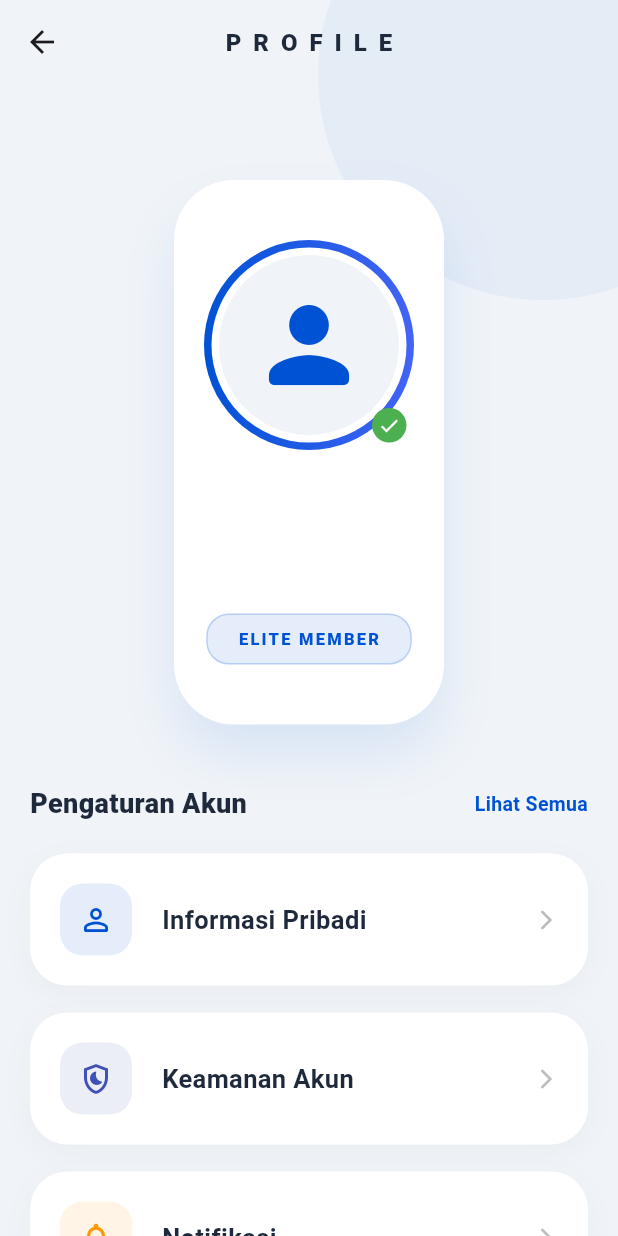
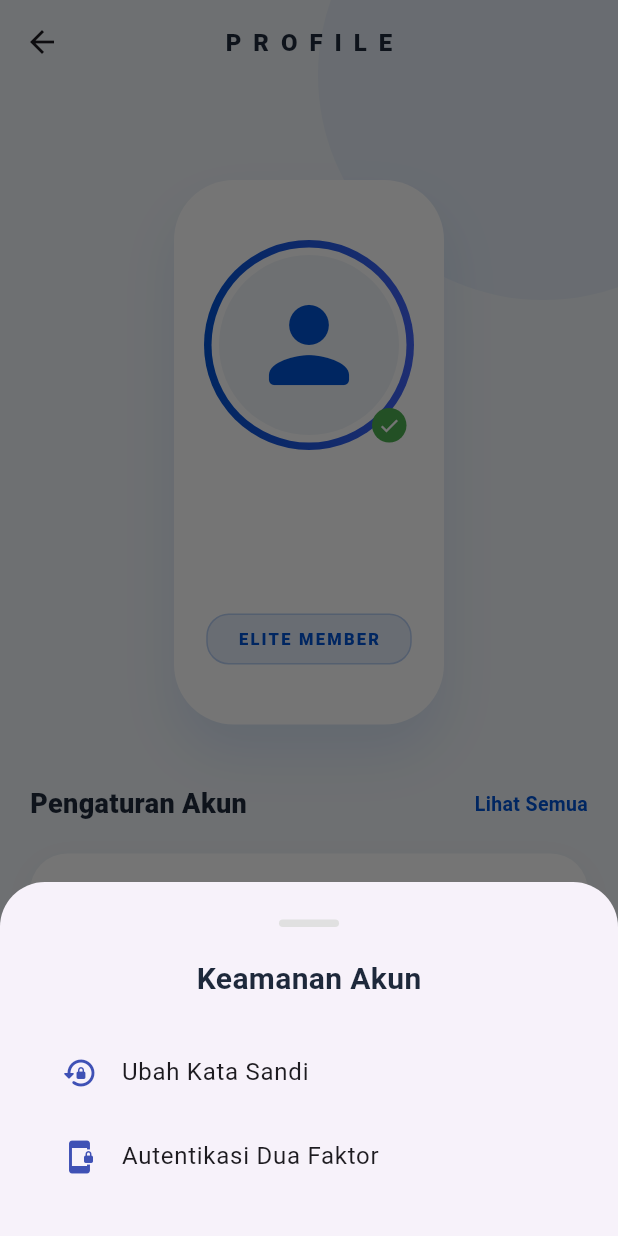
Before and after one commit to adamanugrah2810-ops/uas-mobile, a Flutter app: the ProfilePage screen opened directly, after a tap on "Keamanan Akun", on a phone screen of 412 x 824 dp. Run offline on Flutter 3.47's test engine with Material 3 defaults, Android fonts, the phone set to English and light mode, and no system bars; our stand-ins replace image_picker, shared_preferences; accounts and stored records are empty.

Commit message:
merubah halaman profil lagi

```diff
--- a/lib/pages/profile_page.dart
+++ b/lib/pages/profile_page.dart
@@ -12,11 +12,11 @@ class ProfilePage extends StatefulWidget {
 class _ProfilePageWhiteBlueState extends State<ProfilePage>
     with SingleTickerProviderStateMixin {
   // ========================= LUXURY PALETTE =========================
-  final Color bgCanvas = const Color(0xFFF0F4F8); // Putih Kebiruan Sangat Muda
-  final Color primaryBlue = const Color(0xFF0052D4); // Royal Blue
-  final Color accentBlue = const Color(0xFF4364F7); // Azure Blue
+  final Color bgCanvas = const Color(0xFFF0F4F8);
+  final Color primaryBlue = const Color(0xFF0052D4);
+  final Color accentBlue = const Color(0xFF4364F7);
   final Color cardWhite = Colors.white;
-  final Color textDark = const Color(0xFF1E293B); // Slate Dark
+  final Color textDark = const Color(0xFF1E293B);
 
   // ========================= USER DATA =========================
   String username = "";
@@ -53,32 +53,106 @@ class _ProfilePageWhiteBlueState extends State<ProfilePage>
     _controller.forward();
   }
 
-  // ========================= LOAD USER DARI DATABASE =========================
   Future<void> _loadUserFromDatabase() async {
     final prefs = await SharedPreferences.getInstance();
-
-    // Memberikan delay sedikit agar transisi loading terlihat halus & mewah
     await Future.delayed(const Duration(milliseconds: 800));
 
     setState(() {
-      // Mengambil data sesuai key yang disimpan saat login
       username = prefs.getString("userName") ?? "User Not Found";
       email = prefs.getString("userEmail") ?? "email@database.com";
       isLoading = false;
     });
   }
 
-  // ========================= LOGOUT =========================
   Future<void> _logout() async {
     final prefs = await SharedPreferences.getInstance();
-    await prefs.clear(); // Menghapus semua data session
+    await prefs.clear();
     if (!mounted) return;
-
-    // Kembali ke halaman login dan hapus semua history navigasi
     Navigator.pushNamedAndRemoveUntil(context, '/login', (route) => false);
   }
 
-  // ========================= HEADER LUXURY =========================
+  // ========================= ACTION FUNCTIONS =========================
+
+  void _showProfileInfo() {
+    showDialog(
+      context: context,
+      builder: (context) => AlertDialog(
+        shape: RoundedRectangleBorder(borderRadius: BorderRadius.circular(20)),
+        title: const Text("Informasi Pribadi"),
+        content: Column(
+          mainAxisSize: MainAxisSize.min,
+          crossAxisAlignment: CrossAxisAlignment.start,
+          children: [
+            Text("Nama: $username",
+                style: const TextStyle(fontWeight: FontWeight.bold)),
+            const SizedBox(height: 8),
+            Text("Email: $email"),
+            const SizedBox(height: 8),
+            const Text("Status: Elite Member"),
+          ],
+        ),
+        actions: [
+          TextButton(
+              onPressed: () => Navigator.pop(context),
+              child: const Text("Tutup"))
+        ],
+      ),
+    );
+  }
+
+  void _showSecuritySheet() {
+    showModalBottomSheet(
+      context: context,
+      shape: const RoundedRectangleBorder(
+          borderRadius: BorderRadius.vertical(top: Radius.circular(30))),
+      builder: (context) => Container(
+        padding: const EdgeInsets.all(25),
+        child: Column(
+          mainAxisSize: MainAxisSize.min,
+          children: [
+            Container(
+                width: 40,
+                height: 5,
+                decoration: BoxDecoration(
+                    color: Colors.grey[300],
+                    borderRadius: BorderRadius.circular(10))),
+            const SizedBox(height: 20),
+            Text("Keamanan Akun",
+                style: TextStyle(
+                    fontSize: 20,
+                    fontWeight: FontWeight.bold,
+                    color: textDark)),
+            const SizedBox(height: 20),
+            ListTile(
+              leading:
+                  const Icon(Icons.lock_reset_rounded, color: Colors.indigo),
+              title: const Text("Ubah Kata Sandi"),
+              onTap: () => Navigator.pop(context),
+            ),
+            ListTile(
+              leading: const Icon(Icons.phonelink_lock_rounded,
+                  color: Colors.indigo),
+              title: const Text("Autentikasi Dua Faktor"),
+              onTap: () => Navigator.pop(context),
+            ),
+          ],
+        ),
+      ),
+    );
+  }
+
+  void _contactSupport() {
+    ScaffoldMessenger.of(context).showSnackBar(
+      SnackBar(
+        content: const Text("Menghubungkan ke Pusat Bantuan..."),
+        backgroundColor: primaryBlue,
+        behavior: SnackBarBehavior.floating,
+      ),
+    );
+  }
+
+  // ========================= UI COMPONENTS =========================
+
   Widget _luxHeader() {
     return SlideTransition(
       position: _slideAnim,
@@ -99,7 +173,6 @@ class _ProfilePageWhiteBlueState extends State<ProfilePage>
           ),
           child: Column(
             children: [
-              // AVATAR MEWAH DENGAN RING GRADASI
               Stack(
                 alignment: Alignment.center,
                 children: [
@@ -108,18 +181,15 @@ class _ProfilePageWhiteBlueState extends State<ProfilePage>
                     height: 140,
                     decoration: BoxDecoration(
                       shape: BoxShape.circle,
-                      gradient: LinearGradient(
-                        colors: [primaryBlue, accentBlue],
-                      ),
+                      gradient:
+                          LinearGradient(colors: [primaryBlue, accentBlue]),
                     ),
                   ),
                   Container(
                     width: 130,
                     height: 130,
                     decoration: const BoxDecoration(
-                      shape: BoxShape.circle,
-                      color: Colors.white,
-                    ),
+                        shape: BoxShape.circle, color: Colors.white),
                     child: Padding(
                       padding: const EdgeInsets.all(5),
                       child: CircleAvatar(
@@ -135,9 +205,7 @@ class _ProfilePageWhiteBlueState extends State<ProfilePage>
                     child: Container(
                       padding: const EdgeInsets.all(4),
                       decoration: const BoxDecoration(
-                        color: Colors.green,
-                        shape: BoxShape.circle,
-                      ),
+                          color: Colors.green, shape: BoxShape.circle),
                       child: const Icon(Icons.check,
                           color: Colors.white, size: 15),
                     ),
@@ -145,29 +213,16 @@ class _ProfilePageWhiteBlueState extends State<ProfilePage>
                 ],
               ),
               const SizedBox(height: 25),
-              // NAMA USER DARI DATABASE
-              Text(
-                username,
+              Text(username,
                   textAlign: TextAlign.center,
                   style: TextStyle(
                       color: textDark,
                       fontSize: 26,
-                  fontWeight: FontWeight.w900,
-                  letterSpacing: -0.5,
-                ),
-              ),
+                      fontWeight: FontWeight.w900)),
               const SizedBox(height: 5),
-              // EMAIL USER DARI DATABASE
-              Text(
-                email,
-                style: TextStyle(
-                  color: Colors.grey.shade500,
-                  fontSize: 15,
-                  fontWeight: FontWeight.w500,
-                ),
-              ),
+              Text(email,
+                  style: TextStyle(color: Colors.grey.shade500, fontSize: 15)),
               const SizedBox(height: 20),
-              // BADGE STATUS
               Container(
                 padding:
                     const EdgeInsets.symmetric(horizontal: 20, vertical: 8),
@@ -176,15 +231,12 @@ class _ProfilePageWhiteBlueState extends State<ProfilePage>
                   borderRadius: BorderRadius.circular(15),
                   border: Border.all(color: primaryBlue.withOpacity(0.2)),
                 ),
-                child: Text(
-                  "ELITE MEMBER",
+                child: Text("ELITE MEMBER",
                     style: TextStyle(
                         color: primaryBlue,
                         fontSize: 11,
                         fontWeight: FontWeight.w900,
-                    letterSpacing: 1.5,
-                  ),
-                ),
+                        letterSpacing: 1.5)),
               ),
             ],
           ),
@@ -193,8 +245,8 @@ class _ProfilePageWhiteBlueState extends State<ProfilePage>
     );
   }
 
-  // ========================= MENU ITEM =========================
-  Widget _luxMenu(String title, IconData icon, Color iconColor) {
+  Widget _luxMenu(
+      String title, IconData icon, Color iconColor, VoidCallback onTap) {
     return Container(
       margin: const EdgeInsets.only(bottom: 18),
       decoration: BoxDecoration(
@@ -204,17 +256,14 @@ class _ProfilePageWhiteBlueState extends State<ProfilePage>
           BoxShadow(
               color: Colors.black.withOpacity(0.03),
               blurRadius: 15,
-            offset: const Offset(0, 5),
-          ),
+              offset: const Offset(0, 5))
         ],
       ),
       child: Material(
         color: Colors.transparent,
         child: InkWell(
           borderRadius: BorderRadius.circular(25),
-          onTap: () {
-            // Tambahkan navigasi menu di sini
-          },
+          onTap: onTap,
           child: Padding(
             padding: const EdgeInsets.all(20),
             child: Row(
@@ -223,21 +272,16 @@ class _ProfilePageWhiteBlueState extends State<ProfilePage>
                   padding: const EdgeInsets.all(12),
                   decoration: BoxDecoration(
                       color: iconColor.withOpacity(0.1),
-                    borderRadius: BorderRadius.circular(15),
-                  ),
+                      borderRadius: BorderRadius.circular(15)),
                   child: Icon(icon, color: iconColor, size: 24),
                 ),
                 const SizedBox(width: 20),
                 Expanded(
-                  child: Text(
-                    title,
+                    child: Text(title,
                         style: TextStyle(
                             color: textDark,
                             fontSize: 17,
-                      fontWeight: FontWeight.bold,
-                    ),
-                  ),
-                ),
+                            fontWeight: FontWeight.bold))),
                 Icon(Icons.arrow_forward_ios_rounded,
                     size: 16, color: Colors.grey.shade400),
               ],
@@ -248,7 +292,6 @@ class _ProfilePageWhiteBlueState extends State<ProfilePage>
     );
   }
 
-  // ========================= BUILD METHOD =========================
   @override
   Widget build(BuildContext context) {
     return Scaffold(
@@ -258,104 +301,86 @@ class _ProfilePageWhiteBlueState extends State<ProfilePage>
         backgroundColor: Colors.transparent,
         elevation: 0,
         centerTitle: true,
-        title: Text(
-          "P R O F I L E",
+        title: Text("P R O F I L E",
             style: TextStyle(
                 color: textDark,
                 fontWeight: FontWeight.w900,
                 fontSize: 16,
-            letterSpacing: 2,
-          ),
-        ),
+                letterSpacing: 2)),
       ),
       body: isLoading
           ? Center(
               child: CircularProgressIndicator(
-                valueColor: AlwaysStoppedAnimation<Color>(primaryBlue),
-              ),
-            )
+                  valueColor: AlwaysStoppedAnimation<Color>(primaryBlue)))
           : Stack(
               children: [
-                // AKSEN LINGKARAN BACKGROUND (SOFT GLASS)
                 Positioned(
                     top: -100,
                     right: -100,
                     child: CircleAvatar(
                         radius: 150,
-                    backgroundColor: primaryBlue.withOpacity(0.05),
-                  ),
-                ),
+                        backgroundColor: primaryBlue.withOpacity(0.05))),
                 SingleChildScrollView(
                   padding: const EdgeInsets.fromLTRB(20, 120, 20, 40),
                   child: Column(
                     children: [
                       _luxHeader(),
                       const SizedBox(height: 40),
-                      // SEKSI PENGATURAN
                       Row(
                         mainAxisAlignment: MainAxisAlignment.spaceBetween,
                         children: [
-                          Text(
-                            "Pengaturan Akun",
+                          Text("Pengaturan Akun",
                               style: TextStyle(
                                   color: textDark,
                                   fontSize: 18,
-                              fontWeight: FontWeight.w900,
-                            ),
-                          ),
-                          Text(
-                            "Lihat Semua",
+                                  fontWeight: FontWeight.w900)),
+                          Text("Lihat Semua",
                               style: TextStyle(
                                   color: primaryBlue,
                                   fontSize: 13,
-                              fontWeight: FontWeight.bold,
-                            ),
-                          ),
+                                  fontWeight: FontWeight.bold)),
                         ],
                       ),
                       const SizedBox(height: 20),
-                      _luxMenu("Informasi Pribadi",
-                          Icons.person_outline_rounded, primaryBlue),
+
+                      // IMPLEMENTASI MENU FUNGSIONAL
+                      _luxMenu(
+                          "Informasi Pribadi",
+                          Icons.person_outline_rounded,
+                          primaryBlue,
+                          _showProfileInfo),
                       _luxMenu("Keamanan Akun", Icons.shield_moon_outlined,
-                          Colors.indigo),
+                          Colors.indigo, _showSecuritySheet),
                       _luxMenu("Notifikasi", Icons.notifications_none_rounded,
-                          Colors.orange),
+                          Colors.orange, () {}),
                       _luxMenu("Pusat Bantuan", Icons.help_outline_rounded,
-                          Colors.teal),
+                          Colors.teal, _contactSupport),
+
                       const SizedBox(height: 30),
-
-                      // LOGOUT BUTTON DENGAN GRADASI MERAH MEWAH
                       GestureDetector(
                         onTap: _logout,
                         child: Container(
                           width: double.infinity,
                           height: 60,
                           decoration: BoxDecoration(
-                            gradient: LinearGradient(
-                              colors: [
+                            gradient: LinearGradient(colors: [
                               Colors.red.shade400,
                               Colors.red.shade700
-                              ],
-                            ),
+                            ]),
                             borderRadius: BorderRadius.circular(20),
                             boxShadow: [
                               BoxShadow(
                                   color: Colors.red.withOpacity(0.3),
                                   blurRadius: 15,
-                                offset: const Offset(0, 8),
-                              ),
+                                  offset: const Offset(0, 8))
                             ],
                           ),
                           child: const Center(
-                            child: Text(
-                              "LOGOUT ACCOUNT",
+                              child: Text("LOGOUT ACCOUNT",
                                   style: TextStyle(
                                       color: Colors.white,
                                       fontWeight: FontWeight.w900,
-                                letterSpacing: 1,
-                              ),
-                            ),
-                          ),
+                                      letterSpacing: 1))),
                         ),
                       ),
                     ],
```
Lines whose indentation alone changed are shown as unchanged.
